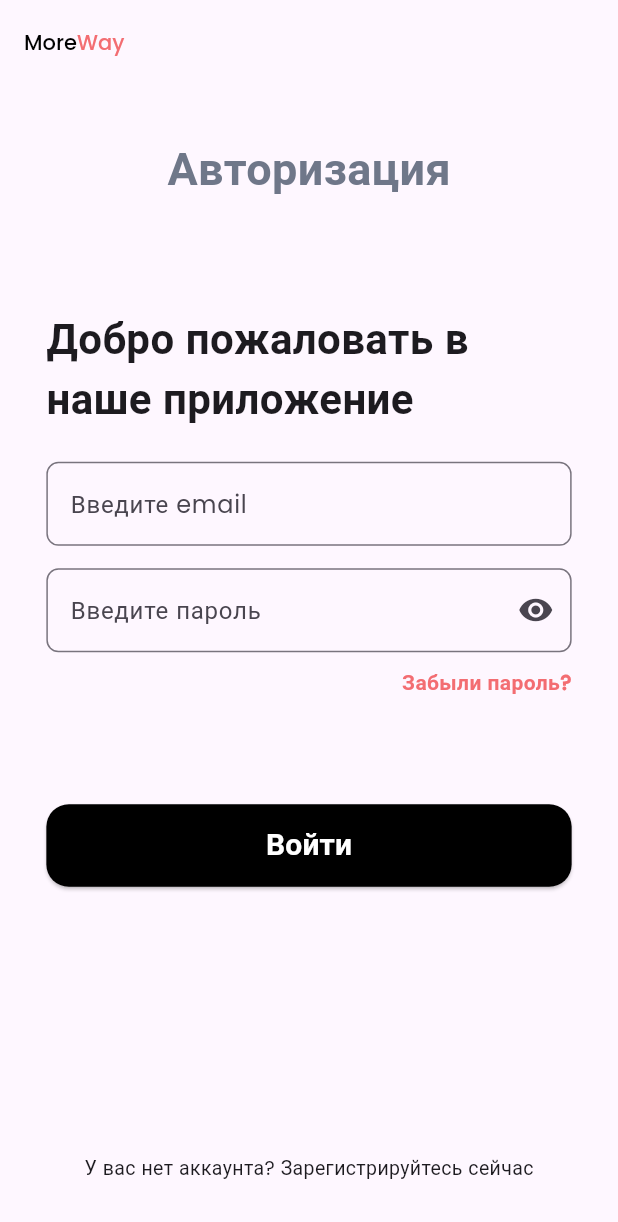
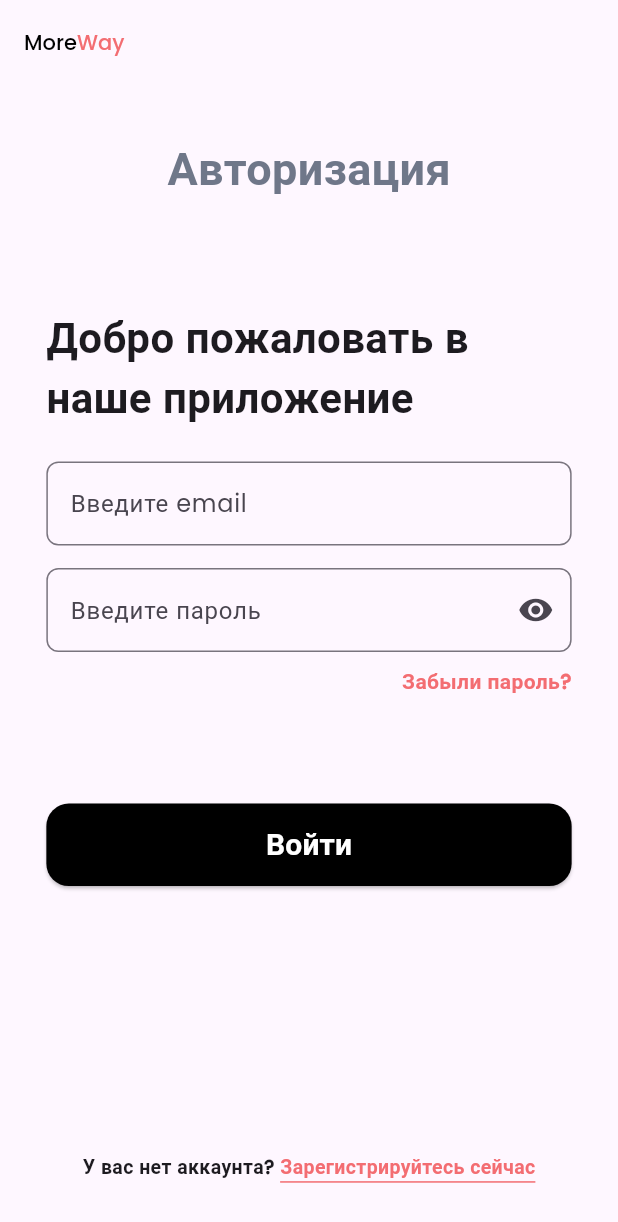
Before and after one commit to whitefooox/moreway-app, a Flutter app: the SignInPage screen opened by its route, on a phone screen of 412 x 824 dp. Shown: the top 1222 px of the screen. Run offline on Flutter 3.47's test engine with Material 3 defaults, Android fonts, the phone set to English and light mode, and no system bars; our stand-ins replace auto_size_text, flutter_screenutil, flutter_svg, go_router.

Commit message:
signin page v1

```diff
--- a/lib/core/const/styles.dart
+++ b/lib/core/const/styles.dart
@@ -7,4 +7,5 @@ class Styles {
     foregroundColor: AppColor.white,
     shape: RoundedRectangleBorder(borderRadius: BorderRadius.circular(15)),
   );
+  // static final textFormFieldStyle =
 }
--- a/lib/core/navigation/navigation.dart
+++ b/lib/core/navigation/navigation.dart
@@ -6,7 +6,7 @@ import 'package:moreway/core/navigation/root_page.dart';
 
 class AppRouter {
   static final GoRouter router = GoRouter(
-    initialLocation: '/signin',
+    initialLocation: '/',
     routes: [
       GoRoute(
         path: "/",
--- a/lib/main.dart
+++ b/lib/main.dart
@@ -36,7 +36,7 @@ class MainApp extends StatelessWidget {
           ),
           elevatedButtonTheme: ElevatedButtonThemeData(
             style: Styles.blButtonStyle
-          )
+          ),
         ),
       ),
     );
--- a/lib/module/auth/presentation/page/signin.dart
+++ b/lib/module/auth/presentation/page/signin.dart
@@ -43,6 +43,16 @@ class _SignInPageState extends State<SignInPage> {
     );
   }
 
+  Widget buildWelcomeText(){
+    return const Text(
+      "Добро пожаловать в наше приложение",
+      style: TextStyle(
+        fontSize: 28,
+        fontWeight: FontWeight.bold
+      ),
+    );
+  }
+
   @override
   Widget build(BuildContext context) {
     final screenSize = MediaQuery.of(context).size;
@@ -66,13 +76,7 @@ class _SignInPageState extends State<SignInPage> {
                   ),
                 ),
                 const Spacer(flex: 2,),
-                const Text(
-                  "Добро пожаловать в наше приложение",
-                  style: TextStyle(
-                    fontSize: 28,
-                    fontWeight: FontWeight.bold
-                  ),
-                ),
+                buildWelcomeText(),
                 const SizedBox(height: 22,),
                 TextFormField(
                   decoration: const InputDecoration(
@@ -80,8 +84,7 @@ class _SignInPageState extends State<SignInPage> {
                     border: OutlineInputBorder(
                       borderRadius: BorderRadius.all(Radius.circular(8)),
                     ),
-                    //prefixIcon: Icon(Icons.email)
-                  ),
+                  )
                 ),
                 const SizedBox(height: 15,),
                 TextFormField(
@@ -90,7 +93,6 @@ class _SignInPageState extends State<SignInPage> {
                     border: const OutlineInputBorder(
                       borderRadius: BorderRadius.all(Radius.circular(8))
                     ),
-                   // prefixIcon: Icon(Icons.lock),
                     suffixIcon: IconButton(
                       onPressed: changePasswordVisible,
                       icon: Icon(
@@ -134,16 +136,28 @@ class _SignInPageState extends State<SignInPage> {
                 const Spacer(flex: 5,),
                 Wrap(
                   children: [
-                    Text(
+                    const Text(
                       "У вас нет аккаунта? ",
                       style: TextStyle(
-                        fontSize: 13
+                        fontSize: 13,
+                        fontWeight: FontWeight.bold
                       ),
                     ),
-                    Text(
-                      "Зарегистрируйтесь сейчас",
-                      style: TextStyle(
-                        fontSize: 13
+                    Container(
+                      decoration: const BoxDecoration(
+                        border: Border(
+                          bottom: BorderSide(
+                            color: AppColor.pink,
+                          )
+                        )
+                      ),
+                      child: const Text(
+                        "Зарегистрируйтесь сейчас",
+                        style: TextStyle(
+                          fontSize: 13,
+                          fontWeight: FontWeight.bold,
+                          color: AppColor.pink,
+                        ),
                       ),
                     ),
                   ],
```
